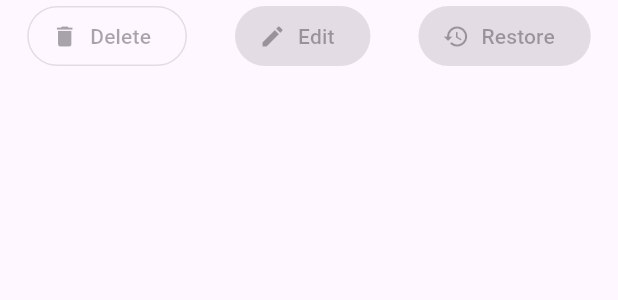
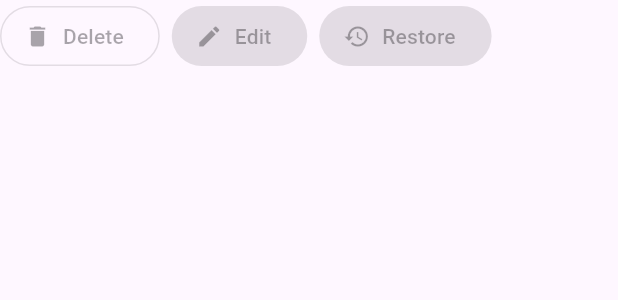
Before and after one commit to mitryp/anthill, a Flutter app: the SingleModelControls widget shown alone on an empty page, opened directly, on a phone screen of 412 x 824 dp. Shown: the top 300 px of the screen. Run offline on Flutter 3.47's test engine with Material 3 defaults, Android fonts, the phone set to English and light mode, and no system bars; our stand-ins replace dio, flutter_riverpod, form_validator, freezed_annotation, go_router, riverpod_annotation; missing offline and left inert: flutter_nestjs_paginate, universal_html; generated files the repository leaves out were written again; network calls fail.

Commit message:
Changed `OverflowBar` to `Wrap`
In `SingleModelControls`

```diff
--- a/anthill_front/lib/src/shared/presentation/widgets/single_model_controls.dart
+++ b/anthill_front/lib/src/shared/presentation/widgets/single_model_controls.dart
@@ -1,7 +1,6 @@
 import 'package:flutter/material.dart';
 
 import '../../typedefs.dart';
-import '../../utils/widget_list_divide.dart';
 import 'progress_indicator_button.dart';
 
 class SingleModelControls extends StatelessWidget {
@@ -28,10 +27,10 @@ class SingleModelControls extends StatelessWidget {
 
   @override
   Widget build(BuildContext context) {
-    return OverflowBar(
-      alignment: MainAxisAlignment.center,
-      overflowAlignment: OverflowBarAlignment.center,
-      overflowSpacing: overflowSpacing,
+    return Wrap(
+      alignment: WrapAlignment.spaceEvenly,
+      spacing: overflowSpacing,
+      runSpacing: MediaQuery.of(context).textScaleFactor * overflowSpacing,
       children: [
         if (showDeleteButton)
           ProgressIndicatorButton.icon(
@@ -62,7 +61,7 @@ class SingleModelControls extends StatelessWidget {
             icon: const Icon(Icons.restore),
             label: const Text('Restore'),
           ),
-      ].divide(SizedBox(width: controlsSeparation)),
+      ],
     );
   }
 }
```
